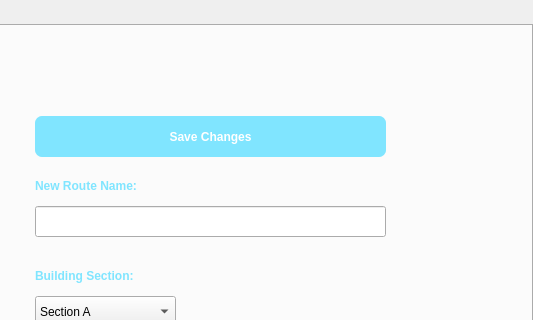
Old version of the form VisionVoyagerGUI/adminmodewindow.ui in the repository IuliaKovacs/VisionVoyager---DiplomaProject; both pictures show x 767 to 1300 and y 0 to 320 of the 1300 by 720 pixel window.
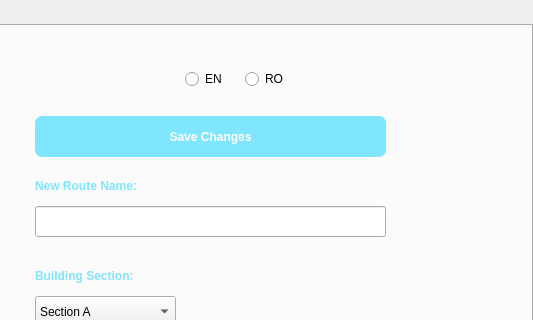
New version of the form. The open tabs and pages were chosen to show the change. Icons and pictures are not drawn.

Diff of the .ui file:
```diff
--- a/VisionVoyagerGUI/adminmodewindow.ui
+++ b/VisionVoyagerGUI/adminmodewindow.ui
@@ -426,6 +426,32 @@
        </property>
       </item>
      </widget>
+     <widget class="QRadioButton" name="enButton">
+      <property name="geometry">
+       <rect>
+        <x>950</x>
+        <y>40</y>
+        <width>51</width>
+        <height>26</height>
+       </rect>
+      </property>
+      <property name="text">
+       <string>EN</string>
+      </property>
+     </widget>
+     <widget class="QRadioButton" name="roButton">
+      <property name="geometry">
+       <rect>
+        <x>1010</x>
+        <y>40</y>
+        <width>51</width>
+        <height>26</height>
+       </rect>
+      </property>
+      <property name="text">
+       <string>RO</string>
+      </property>
+     </widget>
     </widget>
     <widget class="QWidget" name="tab_2">
      <attribute name="title">
```
Left out of the diff: 2 changed lines with no effect on the pictures.
